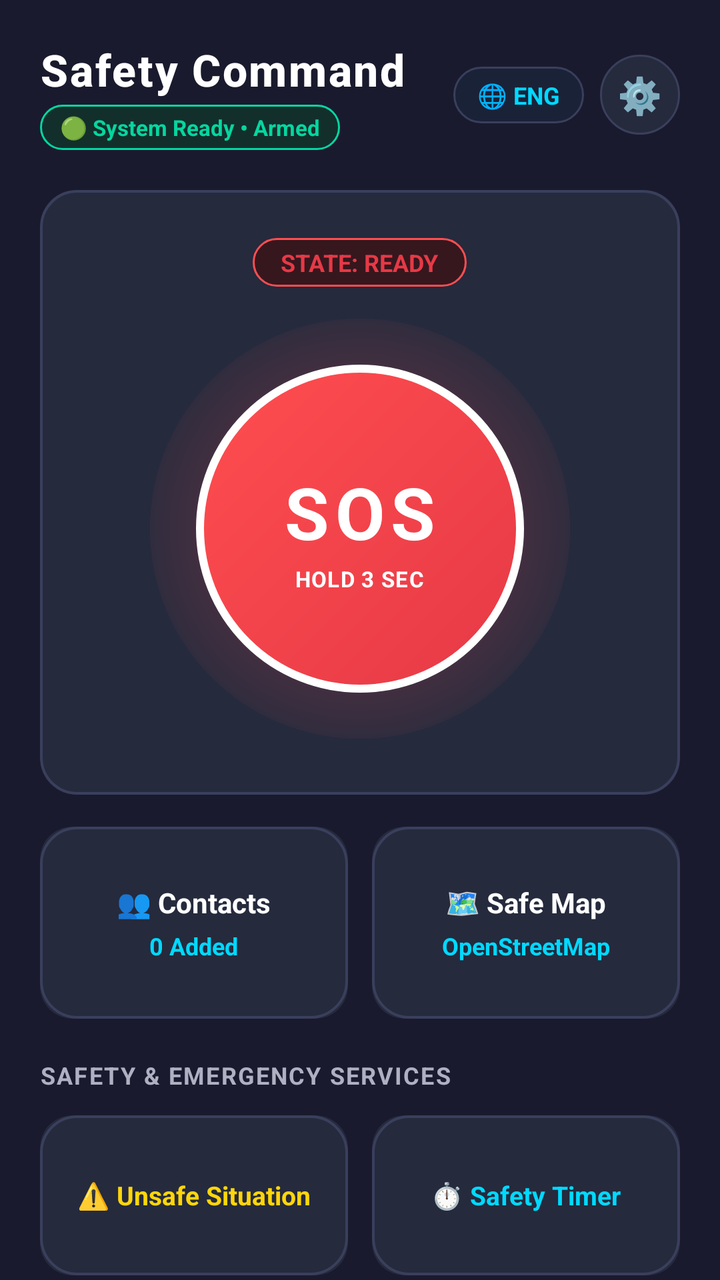
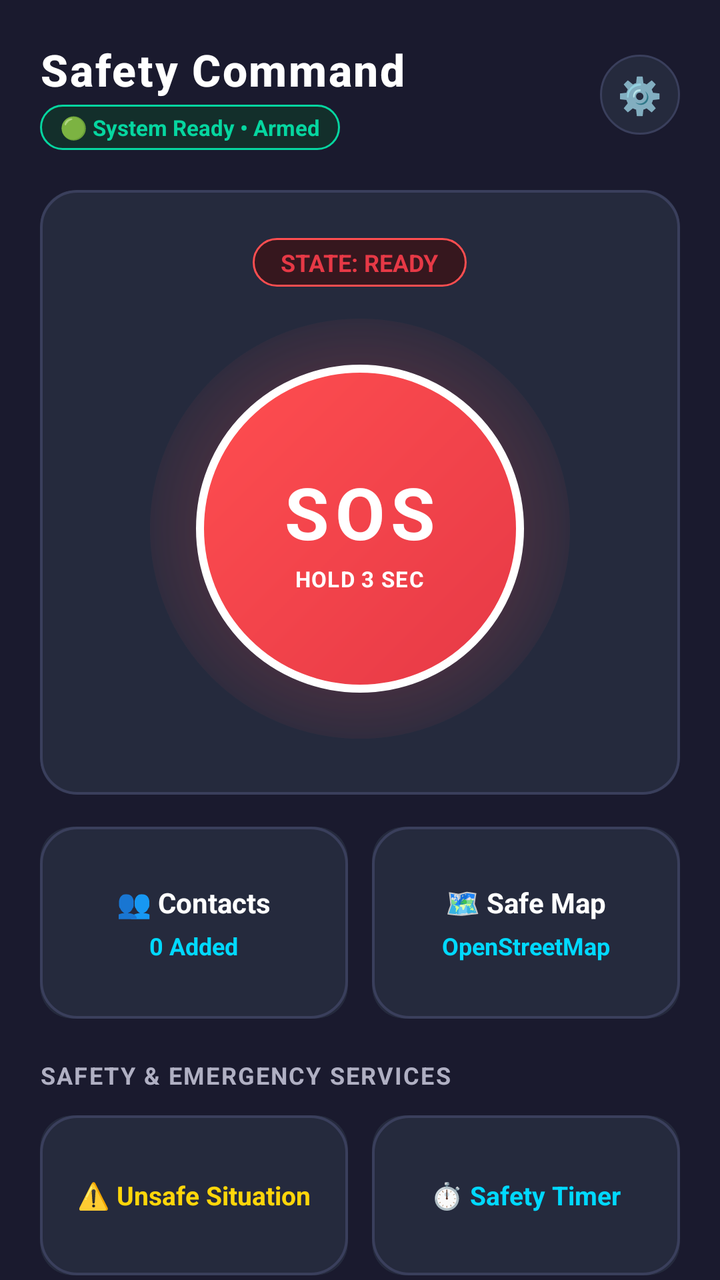

Compare the two renders of this Android layout. The source of the first and the diff that turns it into the second are given below.
<!-- AndroidManifest.xml: application theme Theme.SOSense -->
<!-- res/layout/activity_safety_dashboard.xml -->
<?xml version="1.0" encoding="utf-8"?>
<LinearLayout xmlns:android="http://schemas.android.com/apk/res/android"
    xmlns:app="http://schemas.android.com/apk/res-auto"
    android:layout_width="match_parent"
    android:layout_height="match_parent"
    android:background="@color/bg_dark_primary"
    android:orientation="vertical">

    
    <LinearLayout
        android:layout_width="match_parent"
        android:layout_height="wrap_content"
        android:gravity="center_vertical"
        android:orientation="horizontal"
        android:paddingHorizontal="20dp"
        android:paddingTop="20dp"
        android:paddingBottom="12dp">

        <LinearLayout
            android:layout_width="0dp"
            android:layout_height="wrap_content"
            android:layout_weight="1"
            android:orientation="vertical">

            <TextView
                android:layout_width="wrap_content"
                android:layout_height="wrap_content"
                android:fontFamily="sans-serif-medium"
                android:letterSpacing="0.04"
                android:text="Safety Command"
                android:textColor="@color/text_primary"
                android:textSize="22sp"
                android:textStyle="bold" />

            <TextView
                android:id="@+id/tvSafetyStateBadge"
                android:layout_width="wrap_content"
                android:layout_height="wrap_content"
                android:layout_marginTop="3dp"
                android:background="@drawable/bg_pill_emerald"
                android:paddingHorizontal="10dp"
                android:paddingVertical="4dp"
                android:text="🟢 System Ready • Armed"
                android:textColor="@color/success_green"
                android:textSize="11sp"
                android:textStyle="bold" />
        </LinearLayout>

        <TextView
            android:id="@+id/btnLanguage"
            android:layout_width="wrap_content"
            android:layout_height="wrap_content"
            android:background="@drawable/bg_pill_neutral"
            android:clickable="true"
            android:focusable="true"
            android:paddingHorizontal="12dp"
            android:paddingVertical="6dp"
            android:text="🌐 ENG"
            android:textColor="@color/accent_teal"
            android:textSize="12sp"
            android:textStyle="bold" />

        <FrameLayout
            android:id="@+id/btnSettingsShortcut"
            android:layout_width="40dp"
            android:layout_height="40dp"
            android:layout_marginStart="8dp"
            android:background="@drawable/bg_header_btn"
            android:clickable="true"
            android:focusable="true">

            <TextView
                android:layout_width="wrap_content"
                android:layout_height="wrap_content"
                android:layout_gravity="center"
                android:text="⚙️"
                android:textSize="18sp" />
        </FrameLayout>
    </LinearLayout>

    <ScrollView
        android:layout_width="match_parent"
        android:layout_height="match_parent"
        android:fillViewport="true"
        android:scrollbars="none">

        <LinearLayout
            android:layout_width="match_parent"
            android:layout_height="wrap_content"
            android:orientation="vertical"
            android:paddingHorizontal="20dp"
            android:paddingTop="8dp"
            android:paddingBottom="36dp">

            
            <androidx.cardview.widget.CardView
                android:layout_width="match_parent"
                android:layout_height="wrap_content"
                app:cardBackgroundColor="@color/surface_light"
                app:cardCornerRadius="18dp"
                app:cardElevation="0dp">

                <LinearLayout
                    android:layout_width="match_parent"
                    android:layout_height="wrap_content"
                    android:background="@drawable/bg_card_premium"
                    android:gravity="center"
                    android:orientation="vertical"
                    android:paddingHorizontal="20dp"
                    android:paddingVertical="24dp">

                    <TextView
                        android:id="@+id/tvSosButtonStateText"
                        android:layout_width="wrap_content"
                        android:layout_height="wrap_content"
                        android:background="@drawable/bg_pill_alert"
                        android:paddingHorizontal="14dp"
                        android:paddingVertical="4dp"
                        android:text="STATE: READY"
                        android:textColor="@color/sos_red_solid"
                        android:textSize="12sp"
                        android:textStyle="bold" />

                    
                    <FrameLayout
                        android:layout_width="210dp"
                        android:layout_height="210dp"
                        android:layout_marginTop="16dp"
                        android:layout_marginBottom="4dp">

                        <View
                            android:id="@+id/viewDashboardGlow"
                            android:layout_width="210dp"
                            android:layout_height="210dp"
                            android:layout_gravity="center"
                            android:background="@drawable/bg_sos_glow" />

                        <FrameLayout
                            android:id="@+id/frameMainSOS"
                            android:layout_width="164dp"
                            android:layout_height="164dp"
                            android:layout_gravity="center"
                            android:background="@drawable/bg_sos_button"
                            android:clickable="true"
                            android:focusable="true">

                            <LinearLayout
                                android:layout_width="wrap_content"
                                android:layout_height="wrap_content"
                                android:layout_gravity="center"
                                android:gravity="center"
                                android:orientation="vertical">

                                <TextView
                                    android:layout_width="wrap_content"
                                    android:layout_height="wrap_content"
                                    android:letterSpacing="0.08"
                                    android:text="SOS"
                                    android:textColor="@color/white"
                                    android:textSize="36sp"
                                    android:textStyle="bold" />

                                <TextView
                                    android:layout_width="wrap_content"
                                    android:layout_height="wrap_content"
                                    android:layout_marginTop="2dp"
                                    android:letterSpacing="0.04"
                                    android:text="HOLD 3 SEC"
                                    android:textColor="#FFFFFF"
                                    android:textSize="11sp"
                                    android:textStyle="bold" />
                            </LinearLayout>
                        </FrameLayout>
                    </FrameLayout>

                    
                    <androidx.cardview.widget.CardView
                        android:id="@+id/cardDashImSafe"
                        android:layout_width="match_parent"
                        android:layout_height="48dp"
                        android:layout_marginTop="16dp"
                        android:visibility="gone"
                        app:cardBackgroundColor="@color/success_green"
                        app:cardCornerRadius="12dp">

                        <TextView
                            android:layout_width="wrap_content"
                            android:layout_height="wrap_content"
                            android:layout_gravity="center"
                            android:text="✅ I'M SAFE — RESOLVE EMERGENCY"
                            android:textColor="@color/black"
                            android:textSize="13sp"
                            android:textStyle="bold" />
                    </androidx.cardview.widget.CardView>
                </LinearLayout>
            </androidx.cardview.widget.CardView>

            
            <LinearLayout
                android:layout_width="match_parent"
                android:layout_height="wrap_content"
                android:layout_marginTop="16dp"
                android:orientation="horizontal">

                
                <androidx.cardview.widget.CardView
                    android:id="@+id/cardNavContacts"
                    android:layout_width="0dp"
                    android:layout_height="96dp"
                    android:layout_marginEnd="6dp"
                    android:layout_weight="1"
                    android:clickable="true"
                    android:focusable="true"
                    android:foreground="?android:attr/selectableItemBackground"
                    app:cardBackgroundColor="@color/surface_light"
                    app:cardCornerRadius="16dp"
                    app:cardElevation="0dp">

                    <LinearLayout
                        android:layout_width="match_parent"
                        android:layout_height="match_parent"
                        android:background="@drawable/bg_card_premium"
                        android:gravity="center"
                        android:orientation="vertical">

                        <TextView
                            android:layout_width="wrap_content"
                            android:layout_height="wrap_content"
                            android:text="👥 Contacts"
                            android:textColor="@color/text_primary"
                            android:textSize="14sp"
                            android:textStyle="bold" />

                        <TextView
                            android:id="@+id/tvDashContactCount"
                            android:layout_width="wrap_content"
                            android:layout_height="wrap_content"
                            android:layout_marginTop="4dp"
                            android:text="0 Added"
                            android:textColor="@color/accent_teal"
                            android:textSize="12sp"
                            android:textStyle="bold" />
                    </LinearLayout>
                </androidx.cardview.widget.CardView>

                
                <androidx.cardview.widget.CardView
                    android:id="@+id/cardNavMap"
                    android:layout_width="0dp"
                    android:layout_height="96dp"
                    android:layout_marginStart="6dp"
                    android:layout_weight="1"
                    android:clickable="true"
                    android:focusable="true"
                    android:foreground="?android:attr/selectableItemBackground"
                    app:cardBackgroundColor="@color/surface_light"
                    app:cardCornerRadius="16dp"
                    app:cardElevation="0dp">

                    <LinearLayout
                        android:layout_width="match_parent"
                        android:layout_height="match_parent"
                        android:background="@drawable/bg_card_premium"
                        android:gravity="center"
                        android:orientation="vertical">

                        <TextView
                            android:layout_width="wrap_content"
                            android:layout_height="wrap_content"
                            android:text="🗺️ Safe Map"
                            android:textColor="@color/text_primary"
                            android:textSize="14sp"
                            android:textStyle="bold" />

                        <TextView
                            android:layout_width="wrap_content"
                            android:layout_height="wrap_content"
                            android:layout_marginTop="4dp"
                            android:text="OpenStreetMap"
                            android:textColor="@color/accent_teal"
                            android:textSize="12sp"
                            android:textStyle="bold" />
                    </LinearLayout>
                </androidx.cardview.widget.CardView>
            </LinearLayout>

            
            <TextView
                android:layout_width="wrap_content"
                android:layout_height="wrap_content"
                android:layout_marginTop="20dp"
                android:layout_marginBottom="12dp"
                android:letterSpacing="0.06"
                android:text="SAFETY &amp; EMERGENCY SERVICES"
                android:textColor="@color/text_secondary"
                android:textSize="12sp"
                android:textStyle="bold" />

            <LinearLayout
                android:layout_width="match_parent"
                android:layout_height="wrap_content"
                android:orientation="horizontal">

                <androidx.cardview.widget.CardView
                    android:id="@+id/cardNavUnsafe"
                    android:layout_width="0dp"
                    android:layout_height="80dp"
                    android:layout_marginEnd="6dp"
                    android:layout_weight="1"
                    android:clickable="true"
                    android:focusable="true"
                    android:foreground="?android:attr/selectableItemBackground"
                    app:cardBackgroundColor="@color/surface_light"
                    app:cardCornerRadius="16dp"
                    app:cardElevation="0dp">

                    <LinearLayout
                        android:layout_width="match_parent"
                        android:layout_height="match_parent"
                        android:background="@drawable/bg_card_premium"
                        android:gravity="center"
                        android:orientation="vertical">

                        <TextView
                            android:layout_width="wrap_content"
                            android:layout_height="wrap_content"
                            android:text="⚠️ Unsafe Situation"
                            android:textColor="@color/warning_yellow"
                            android:textSize="13sp"
                            android:textStyle="bold" />
                    </LinearLayout>
                </androidx.cardview.widget.CardView>

                <androidx.cardview.widget.CardView
                    android:id="@+id/cardNavTimer"
                    android:layout_width="0dp"
                    android:layout_height="80dp"
                    android:layout_marginStart="6dp"
                    android:layout_weight="1"
                    android:clickable="true"
                    android:focusable="true"
                    android:foreground="?android:attr/selectableItemBackground"
                    app:cardBackgroundColor="@color/surface_light"
                    app:cardCornerRadius="16dp"
                    app:cardElevation="0dp">

                    <LinearLayout
                        android:layout_width="match_parent"
                        android:layout_height="match_parent"
                        android:background="@drawable/bg_card_premium"
                        android:gravity="center"
                        android:orientation="vertical">

                        <TextView
                            android:layout_width="wrap_content"
                            android:layout_height="wrap_content"
                            android:text="⏱️ Safety Timer"
                            android:textColor="@color/accent_teal"
                            android:textSize="13sp"
                            android:textStyle="bold" />
                    </LinearLayout>
                </androidx.cardview.widget.CardView>
            </LinearLayout>

            <LinearLayout
                android:layout_width="match_parent"
                android:layout_height="wrap_content"
                android:layout_marginTop="10dp"
                android:orientation="horizontal">

                <androidx.cardview.widget.CardView
                    android:id="@+id/cardNavHelp"
                    android:layout_width="0dp"
                    android:layout_height="80dp"
                    android:layout_marginEnd="6dp"
                    android:layout_weight="1"
                    android:clickable="true"
                    android:focusable="true"
                    android:foreground="?android:attr/selectableItemBackground"
                    app:cardBackgroundColor="@color/surface_light"
                    app:cardCornerRadius="16dp"
                    app:cardElevation="0dp">

                    <LinearLayout
                        android:layout_width="match_parent"
                        android:layout_height="match_parent"
                        android:background="@drawable/bg_card_premium"
                        android:gravity="center"
                        android:orientation="vertical">

                        <TextView
                            android:layout_width="wrap_content"
                            android:layout_height="wrap_content"
                            android:text="🚔 Nearby Help"
                            android:textColor="@color/text_primary"
                            android:textSize="13sp"
                            android:textStyle="bold" />
                    </LinearLayout>
                </androidx.cardview.widget.CardView>

                <androidx.cardview.widget.CardView
                    android:id="@+id/cardNavAI"
                    android:layout_width="0dp"
                    android:layout_height="80dp"
                    android:layout_marginStart="6dp"
                    android:layout_weight="1"
                    android:clickable="true"
                    android:focusable="true"
                    android:foreground="?android:attr/selectableItemBackground"
                    app:cardBackgroundColor="@color/surface_light"
                    app:cardCornerRadius="16dp"
                    app:cardElevation="0dp">

                    <LinearLayout
                        android:layout_width="match_parent"
                        android:layout_height="match_parent"
                        android:background="@drawable/bg_card_premium"
                        android:gravity="center"
                        android:orientation="vertical">

                        <TextView
                            android:layout_width="wrap_content"
                            android:layout_height="wrap_content"
                            android:text="🤖 AI Safety Companion"
                            android:textColor="@color/accent_cyan"
                            android:textSize="13sp"
                            android:textStyle="bold" />
                    </LinearLayout>
                </androidx.cardview.widget.CardView>
            </LinearLayout>

            
            <androidx.cardview.widget.CardView
                android:id="@+id/cardAllFeatures"
                android:layout_width="match_parent"
                android:layout_height="wrap_content"
                android:layout_marginTop="20dp"
                android:clickable="true"
                android:focusable="true"
                android:foreground="?android:attr/selectableItemBackground"
                app:cardBackgroundColor="@color/surface_light"
                app:cardCornerRadius="16dp"
                app:cardElevation="0dp">

                <LinearLayout
                    android:layout_width="match_parent"
                    android:layout_height="wrap_content"
                    android:background="@drawable/bg_card_premium"
                    android:gravity="center_vertical"
                    android:orientation="horizontal"
                    android:paddingHorizontal="18dp"
                    android:paddingVertical="16dp">

                    <TextView
                        android:layout_width="wrap_content"
                        android:layout_height="wrap_content"
                        android:text="📱"
                        android:textSize="20sp" />

                    <TextView
                        android:layout_width="0dp"
                        android:layout_height="wrap_content"
                        android:layout_marginStart="12dp"
                        android:layout_weight="1"
                        android:text="View All Safety Tools &amp; Resources"
                        android:textColor="@color/text_primary"
                        android:textSize="14sp"
                        android:textStyle="bold" />

                    <TextView
                        android:layout_width="wrap_content"
                        android:layout_height="wrap_content"
                        android:text="→"
                        android:textColor="@color/accent_teal"
                        android:textSize="18sp"
                        android:textStyle="bold" />
                </LinearLayout>
            </androidx.cardview.widget.CardView>

        </LinearLayout>
    </ScrollView>

</LinearLayout>
<!-- resources referenced by this layout -->
<resources>
  <color name="accent_cyan">#00D9FF</color>
  <color name="accent_teal">#00D9FF</color>
  <color name="bg_dark_primary">#1A1A2E</color>
  <color name="black">#FF000000</color>
  <color name="sos_red_solid">#E63946</color>
  <color name="success_green">#06D6A0</color>
  <color name="surface_light">#252A3D</color>
  <color name="text_primary">#FFFFFF</color>
  <color name="text_secondary">#B0B0C3</color>
  <color name="warning_yellow">#FFD60A</color>
  <color name="white">#FFFFFFFF</color>
  <!-- drawable bg_card_premium (drawable) -->
  <?xml version="1.0" encoding="utf-8"?>
  <shape xmlns:android="http://schemas.android.com/apk/res/android">
      <solid android:color="#252A3D" />
      <stroke android:width="1.2dp" android:color="#3A3F5C" />
      <corners android:radius="18dp" />
  </shape>
  <!-- drawable bg_header_btn (drawable) -->
  <?xml version="1.0" encoding="utf-8"?>
  <ripple xmlns:android="http://schemas.android.com/apk/res/android"
      android:color="#33FFFFFF">
      <item>
          <shape android:shape="oval">
              <solid android:color="#252A3D" />
              <stroke android:width="1dp" android:color="#3A3F5C" />
          </shape>
      </item>
  </ripple>
  <!-- drawable bg_pill_alert (drawable) -->
  <?xml version="1.0" encoding="utf-8"?>
  <shape xmlns:android="http://schemas.android.com/apk/res/android">
      <solid android:color="#36171E" />
      <stroke android:width="1dp" android:color="#FF4E50" />
      <corners android:radius="24dp" />
  </shape>
  <!-- drawable bg_pill_emerald (drawable) -->
  <?xml version="1.0" encoding="utf-8"?>
  <shape xmlns:android="http://schemas.android.com/apk/res/android">
      <solid android:color="#132F2B" />
      <stroke android:width="1dp" android:color="#06D6A0" />
      <corners android:radius="24dp" />
  </shape>
  <!-- drawable bg_pill_neutral (drawable) -->
  <?xml version="1.0" encoding="utf-8"?>
  <shape xmlns:android="http://schemas.android.com/apk/res/android">
      <solid android:color="#1A2238" />
      <stroke android:width="1dp" android:color="#3A3F5C" />
      <corners android:radius="24dp" />
  </shape>
  <!-- drawable bg_sos_button (drawable) -->
  <?xml version="1.0" encoding="utf-8"?>
  <shape xmlns:android="http://schemas.android.com/apk/res/android" android:shape="oval">
      <gradient
          android:angle="135"
          android:endColor="#FF4E50"
          android:startColor="#E63946"
          android:type="linear" />
      <stroke android:width="4dp" android:color="#FFFFFF" />
  </shape>
  <!-- drawable bg_sos_glow (drawable) -->
  <?xml version="1.0" encoding="utf-8"?>
  <shape xmlns:android="http://schemas.android.com/apk/res/android"
      android:shape="oval">
      <gradient
          android:endColor="#00FF4E50"
          android:gradientRadius="120dp"
          android:startColor="#66FF4E50"
          android:type="radial" />
  </shape>
  <style name="Theme.SOSense" parent="Base.Theme.SOSense" />
  <style name="Base.Theme.SOSense" parent="Theme.Material3.DayNight.NoActionBar">
          <item name="android:statusBarColor">@color/bg_dark_primary</item>
          <item name="android:navigationBarColor">@color/bg_dark_primary</item>
          <item name="android:windowDrawsSystemBarBackgrounds">true</item>
          <item name="android:windowLightStatusBar">false</item>
          <item name="android:windowLightNavigationBar" tools:targetApi="o_mr1">false</item>
      </style>
</resources>

<!-- the commit's change to res/layout/activity_safety_dashboard.xml (unified diff, before → after) -->
@@ -46,19 +46,7 @@
                 android:textStyle="bold" />
         </LinearLayout>
 
-        <TextView
-            android:id="@+id/btnLanguage"
-            android:layout_width="wrap_content"
-            android:layout_height="wrap_content"
-            android:background="@drawable/bg_pill_neutral"
-            android:clickable="true"
-            android:focusable="true"
-            android:paddingHorizontal="12dp"
-            android:paddingVertical="6dp"
-            android:text="🌐 ENG"
-            android:textColor="@color/accent_teal"
-            android:textSize="12sp"
-            android:textStyle="bold" />
+
 
         <FrameLayout
             android:id="@+id/btnSettingsShortcut"
<!-- resource entries referenced after the edit -->
@@ -43,13 +43,6 @@
       <stroke android:width="1dp" android:color="#06D6A0" />
       <corners android:radius="24dp" />
   </shape>
-  <!-- drawable bg_pill_neutral (drawable) -->
-  <?xml version="1.0" encoding="utf-8"?>
-  <shape xmlns:android="http://schemas.android.com/apk/res/android">
-      <solid android:color="#1A2238" />
-      <stroke android:width="1dp" android:color="#3A3F5C" />
-      <corners android:radius="24dp" />
-  </shape>
   <!-- drawable bg_sos_button (drawable) -->
   <?xml version="1.0" encoding="utf-8"?>
   <shape xmlns:android="http://schemas.android.com/apk/res/android" android:shape="oval">
